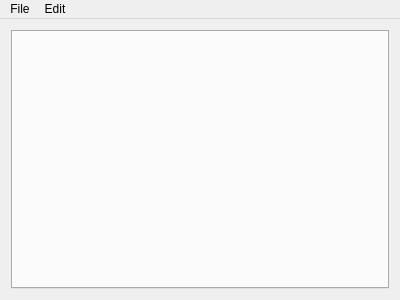
Old version of the form term_paper/Term_paper/App/mainwindow.ui in the repository 46ccac1474d000676430445ffc4b160a/Algo.
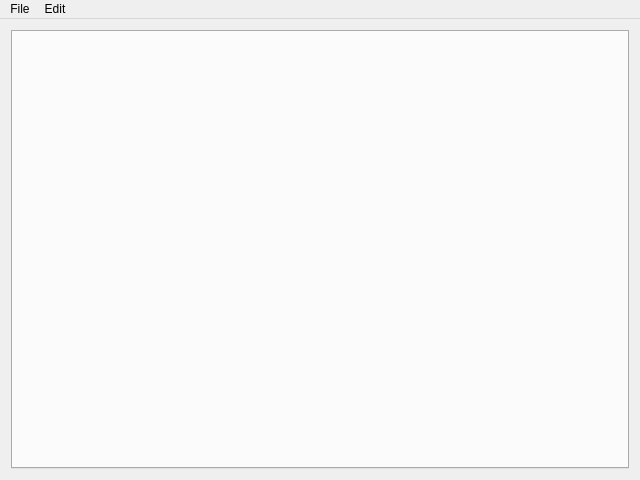
New version of the form.

The edit to the form file:
```diff
--- a/term_paper/Term_paper/App/mainwindow.ui
+++ b/term_paper/Term_paper/App/mainwindow.ui
@@ -6,8 +6,8 @@
    <rect>
     <x>0</x>
     <y>0</y>
-    <width>400</width>
-    <height>300</height>
+    <width>640</width>
+    <height>480</height>
    </rect>
   </property>
   <property name="windowTitle">
@@ -38,7 +38,7 @@
     <rect>
      <x>0</x>
      <y>0</y>
-     <width>400</width>
+     <width>640</width>
      <height>22</height>
     </rect>
    </property>
```
Left out of the diff: 3 changed lines with no effect on the pictures.
